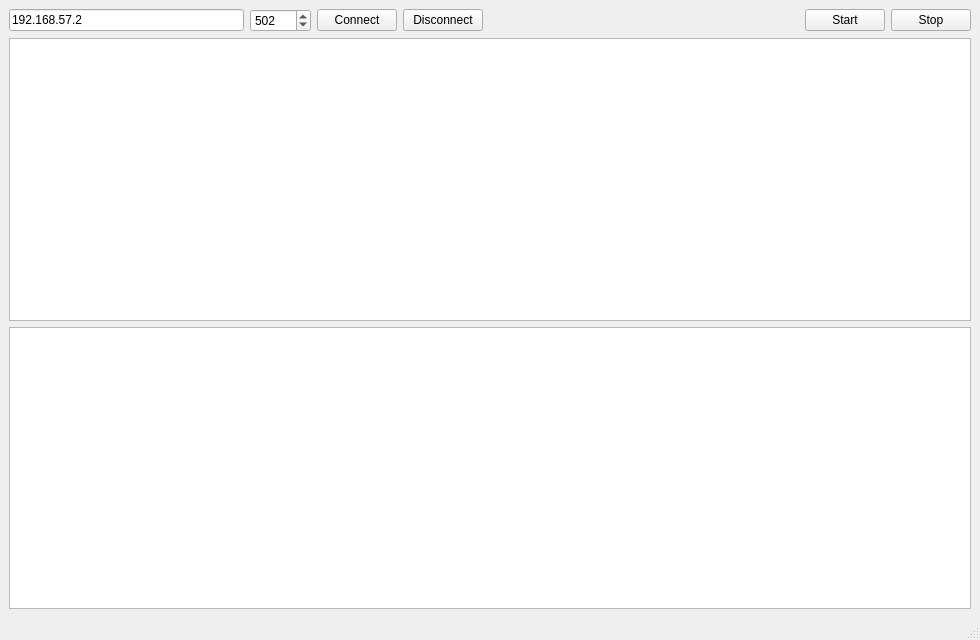
First picture: the form in src/app/mainwindow.ui, repository WannaSleep3254/multiRobotController, before the edit.
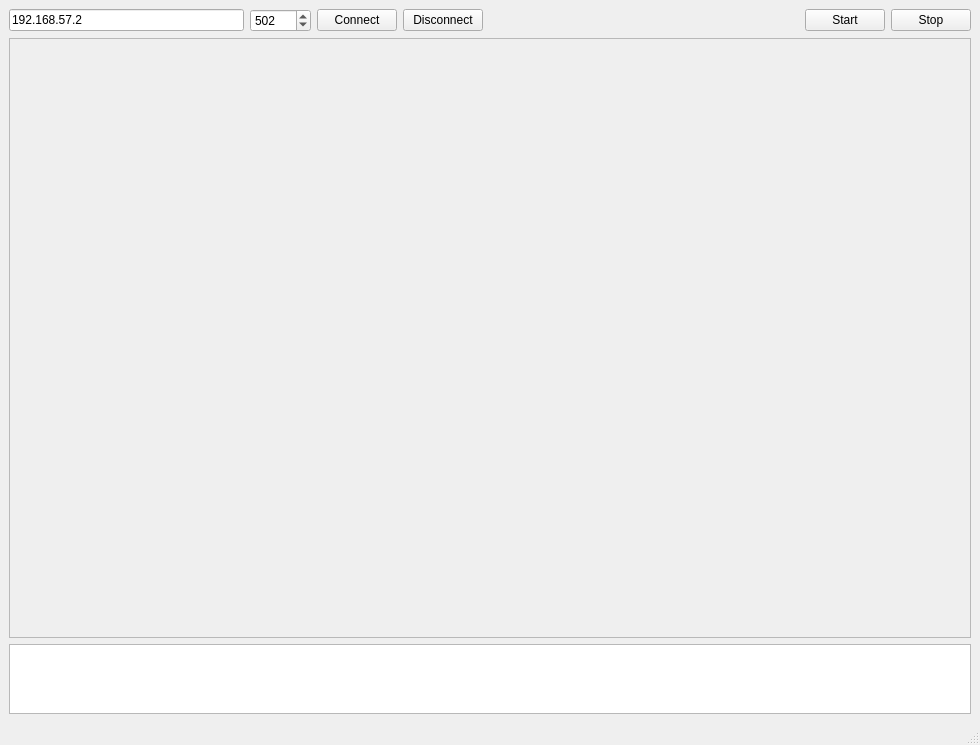
Second picture: the form after the edit.

Patch:
```diff
--- a/src/app/mainwindow.ui
+++ b/src/app/mainwindow.ui
@@ -91,7 +91,37 @@
      </layout>
     </item>
     <item>
-     <widget class="QTableView" name="tableView"/>
+     <widget class="QFrame" name="frame">
+      <property name="minimumSize">
+       <size>
+        <width>0</width>
+        <height>600</height>
+       </size>
+      </property>
+      <property name="frameShape">
+       <enum>QFrame::Shape::StyledPanel</enum>
+      </property>
+      <property name="frameShadow">
+       <enum>QFrame::Shadow::Raised</enum>
+      </property>
+      <layout class="QHBoxLayout" name="horizontalLayout">
+       <property name="spacing">
+        <number>0</number>
+       </property>
+       <property name="leftMargin">
+        <number>0</number>
+       </property>
+       <property name="topMargin">
+        <number>0</number>
+       </property>
+       <property name="rightMargin">
+        <number>0</number>
+       </property>
+       <property name="bottomMargin">
+        <number>0</number>
+       </property>
+      </layout>
+     </widget>
     </item>
     <item>
      <widget class="QPlainTextEdit" name="plainLog">
```
Left out of the diff: 2 changed lines with no effect on the pictures.
